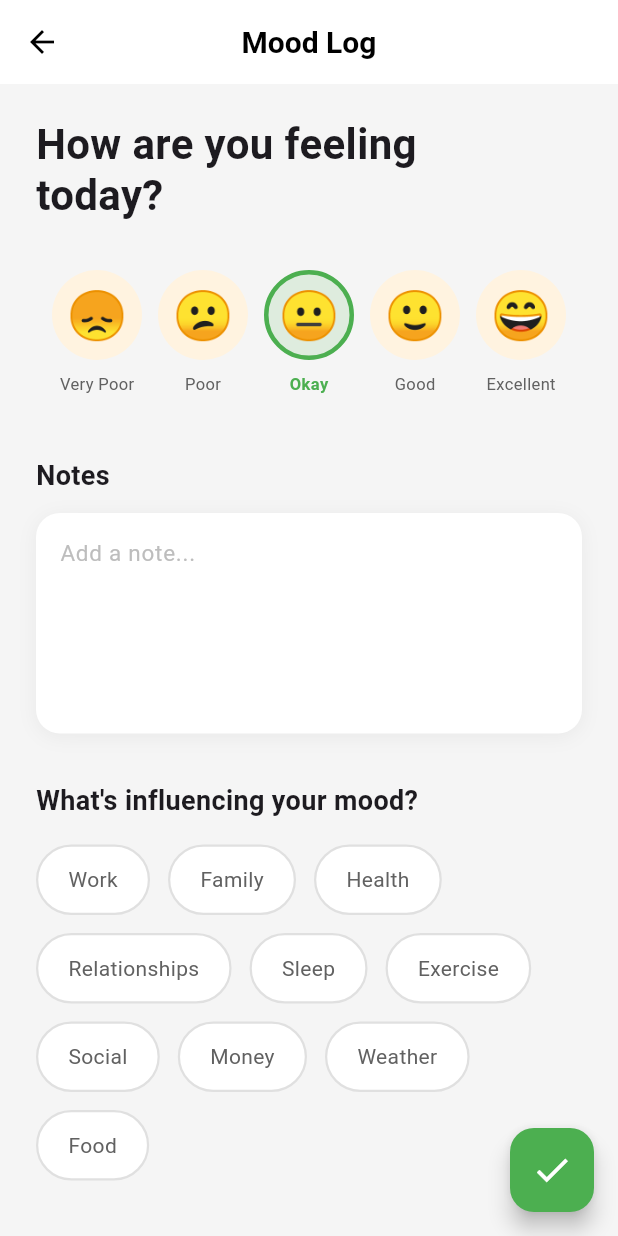
After one commit to vjintageboy/2025_LTTBDD_N04_Nhom_4, a Flutter app: the screen it shows once a user with an empty profile is signed in, item 2 of the bottom bar chosen, after a tap on the "add" icon, on a phone screen of 412 x 824 dp. The commit adds this screen. Run offline on Flutter 3.47's test engine with Material 3 defaults, Android fonts, the phone set to English and light mode, and no system bars; our stand-ins replace cloud_firestore, firebase_auth, firebase_core; accounts and stored records are empty; generated files the repository leaves out were written again; Roboto replaces fonts that are missing (SF Pro Display).

Commit message:
feat: Implement mood tracking features with mood log and history pages, and enhance mood entry creation

```diff
--- a/lib/views/home/home_page.dart
+++ b/lib/views/home/home_page.dart
@@ -1,6 +1,8 @@
 import 'package:flutter/material.dart';
 import 'package:firebase_auth/firebase_auth.dart';
 import '../auth/welcome_page.dart';
+import '../mood/mood_log_page.dart';
+import '../mood/mood_history_page.dart';
 import '../../services/firestore_service.dart';
 import '../../models/meditation.dart';
 import '../../models/streak.dart';
@@ -18,9 +20,25 @@ class _HomePageState extends State<HomePage> {
 
   @override
   Widget build(BuildContext context) {
+    Widget currentTab;
+
+    switch (_selectedIndex) {
+      case 0:
+        currentTab = const HomeTab();
+        break;
+      case 1:
+        currentTab = const MoodHistoryPage();
+        break;
+      case 3:
+        currentTab = _buildProfileTab();
+        break;
+      default:
+        currentTab = _buildOtherTab();
+    }
+
     return Scaffold(
       backgroundColor: const Color(0xFFF5F5F5),
-      body: _selectedIndex == 0 ? const HomeTab() : _buildOtherTab(),
+      body: currentTab,
       bottomNavigationBar: Container(
         decoration: BoxDecoration(
           color: Colors.white,
@@ -351,23 +369,26 @@ class _HomeTabState extends State<HomeTab> {
     }
     return SafeArea(
       child: SingleChildScrollView(
-        child: Padding(
-          padding: const EdgeInsets.all(20.0),
         child: Column(
           crossAxisAlignment: CrossAxisAlignment.start,
           children: [
-              // Greeting
-              Text(
+            // Greeting with padding
+            Padding(
+              padding: const EdgeInsets.fromLTRB(20, 20, 20, 0),
+              child: Text(
                 '${_getGreeting()}, ${_getUserName()}',
                 style: const TextStyle(
                   fontSize: 28,
                   fontWeight: FontWeight.w800,
                 ),
               ),
+            ),
             const SizedBox(height: 24),
 
-            // Today's Mood and Streak
-            Row(
+            // Today's Mood and Streak with padding
+            Padding(
+              padding: const EdgeInsets.symmetric(horizontal: 20),
+              child: Row(
                 children: [
                   Expanded(
                     child: _buildMoodCard(),
@@ -378,17 +399,22 @@ class _HomeTabState extends State<HomeTab> {
                   ),
                 ],
               ),
+            ),
             const SizedBox(height: 32),
 
-            // Featured Meditations
-            const Text(
+            // Featured Meditations title with padding
+            const Padding(
+              padding: EdgeInsets.symmetric(horizontal: 20),
+              child: Text(
                 'Featured Meditations',
                 style: TextStyle(
                   fontSize: 22,
                   fontWeight: FontWeight.w700,
                 ),
               ),
+            ),
             const SizedBox(height: 16),
+            // Meditation list - full width scroll with left padding only
             SizedBox(
               height: 240,
               child: _meditations.isEmpty
@@ -422,6 +448,7 @@ class _HomeTabState extends State<HomeTab> {
                     )
                   : ListView.builder(
                       scrollDirection: Axis.horizontal,
+                      padding: const EdgeInsets.only(left: 20, right: 20),
                       itemCount: _meditations.length,
                       itemBuilder: (context, index) {
                         final meditation = _meditations[index];
@@ -446,16 +473,21 @@ class _HomeTabState extends State<HomeTab> {
             ),
             const SizedBox(height: 32),
 
-            // Categories
-            const Text(
+            // Categories with padding
+            const Padding(
+              padding: EdgeInsets.symmetric(horizontal: 20),
+              child: Text(
                 'Categories',
                 style: TextStyle(
                   fontSize: 22,
                   fontWeight: FontWeight.w700,
                 ),
               ),
+            ),
             const SizedBox(height: 16),
-            Wrap(
+            Padding(
+              padding: const EdgeInsets.symmetric(horizontal: 20),
+              child: Wrap(
                 spacing: 12,
                 runSpacing: 12,
                 children: [
@@ -467,6 +499,7 @@ class _HomeTabState extends State<HomeTab> {
                   _buildCategoryChip('Calm', const Color(0xFFFCE4EC)),
                 ],
               ),
+            ),
             const SizedBox(height: 20),
           ],
         ),
@@ -475,7 +508,20 @@ class _HomeTabState extends State<HomeTab> {
   }
 
   Widget _buildMoodCard() {
-    return Container(
+    return GestureDetector(
+      onTap: () async {
+        // Navigate to Mood Log Page
+        final result = await Navigator.push(
+          context,
+          MaterialPageRoute(builder: (context) => const MoodLogPage()),
+        );
+
+        // Reload data if mood was logged
+        if (result == true && mounted) {
+          _loadData();
+        }
+      },
+      child: Container(
         padding: const EdgeInsets.all(20),
         decoration: BoxDecoration(
           color: Colors.white,
@@ -515,16 +561,20 @@ class _HomeTabState extends State<HomeTab> {
                   ),
                 ),
                 const SizedBox(width: 12),
-              const Text(
-                'Calm',
+                const Expanded(
+                  child: Text(
+                    'Track Mood',
                     style: TextStyle(
-                  fontSize: 20,
+                      fontSize: 18,
                       fontWeight: FontWeight.w700,
+                    ),
+                    overflow: TextOverflow.ellipsis,
                   ),
                 ),
               ],
             ),
           ],
+        ),
       ),
     );
   }
@@ -572,7 +622,8 @@ class _HomeTabState extends State<HomeTab> {
                 ),
               ),
               const SizedBox(width: 12),
-              Column(
+              Expanded(
+                child: Column(
                   crossAxisAlignment: CrossAxisAlignment.start,
                   children: [
                     Text(
@@ -592,6 +643,7 @@ class _HomeTabState extends State<HomeTab> {
                       ),
                     ),
                   ],
+                ),
               ),
             ],
           ),
--- /dev/null
+++ b/lib/views/mood/mood_history_page.dart
@@ -0,0 +1,292 @@
+import 'package:flutter/material.dart';
+import 'package:firebase_auth/firebase_auth.dart';
+import 'package:intl/intl.dart';
+import '../../models/mood_entry.dart';
+import '../../services/firestore_service.dart';
+import 'mood_log_page.dart';
+
+class MoodHistoryPage extends StatefulWidget {
+  const MoodHistoryPage({super.key});
+
+  @override
+  State<MoodHistoryPage> createState() => _MoodHistoryPageState();
+}
+
+class _MoodHistoryPageState extends State<MoodHistoryPage> {
+  final FirestoreService _firestoreService = FirestoreService();
+  List<MoodEntry> _moodEntries = [];
+  bool _isLoading = true;
+
+  @override
+  void initState() {
+    super.initState();
+    _loadMoodEntries();
+  }
+
+  Future<void> _loadMoodEntries() async {
+    final user = FirebaseAuth.instance.currentUser;
+    if (user == null) return;
+
+    setState(() => _isLoading = true);
+
+    try {
+      final entries = await _firestoreService.getMoodEntries(user.uid);
+      if (mounted) {
+        setState(() {
+          _moodEntries = entries;
+          _isLoading = false;
+        });
+      }
+    } catch (e) {
+      if (mounted) {
+        setState(() => _isLoading = false);
+        ScaffoldMessenger.of(context).showSnackBar(
+          SnackBar(content: Text('Error loading mood history: $e')),
+        );
+      }
+    }
+  }
+
+  String _getMoodEmoji(int level) {
+    switch (level) {
+      case 1:
+        return '😞';
+      case 2:
+        return '😕';
+      case 3:
+        return '😐';
+      case 4:
+        return '🙂';
+      case 5:
+        return '😄';
+      default:
+        return '😐';
+    }
+  }
+
+  String _getMoodLabel(int level) {
+    switch (level) {
+      case 1:
+        return 'Very Poor';
+      case 2:
+        return 'Poor';
+      case 3:
+        return 'Okay';
+      case 4:
+        return 'Good';
+      case 5:
+        return 'Excellent';
+      default:
+        return 'Okay';
+    }
+  }
+
+  Color _getMoodColor(int level) {
+    switch (level) {
+      case 1:
+        return Colors.red.shade400;
+      case 2:
+        return Colors.orange.shade400;
+      case 3:
+        return Colors.yellow.shade700;
+      case 4:
+        return Colors.lightGreen.shade600;
+      case 5:
+        return Colors.green.shade600;
+      default:
+        return Colors.grey;
+    }
+  }
+
+  @override
+  Widget build(BuildContext context) {
+    return Scaffold(
+      backgroundColor: Colors.grey.shade100,
+      appBar: AppBar(
+        backgroundColor: Colors.white,
+        elevation: 0,
+        automaticallyImplyLeading: false, // Hide back button
+        title: const Text(
+          'Mood History',
+          style: TextStyle(
+            color: Colors.black,
+            fontSize: 20,
+            fontWeight: FontWeight.w600,
+          ),
+        ),
+        centerTitle: true,
+      ),
+      body: _isLoading
+          ? const Center(child: CircularProgressIndicator(color: Color(0xFF4CAF50)))
+          : _moodEntries.isEmpty
+              ? Center(
+                  child: Column(
+                    mainAxisAlignment: MainAxisAlignment.center,
+                    children: [
+                      Icon(
+                        Icons.mood,
+                        size: 64,
+                        color: Colors.grey.shade400,
+                      ),
+                      const SizedBox(height: 16),
+                      Text(
+                        'No mood entries yet',
+                        style: TextStyle(
+                          fontSize: 18,
+                          color: Colors.grey.shade600,
+                          fontWeight: FontWeight.w500,
+                        ),
+                      ),
+                      const SizedBox(height: 8),
+                      Text(
+                        'Start tracking your mood today!',
+                        style: TextStyle(
+                          fontSize: 14,
+                          color: Colors.grey.shade500,
+                        ),
+                      ),
+                    ],
+                  ),
+                )
+              : RefreshIndicator(
+                  onRefresh: _loadMoodEntries,
+                  color: const Color(0xFF4CAF50),
+                  child: ListView.builder(
+                    padding: const EdgeInsets.all(16),
+                    itemCount: _moodEntries.length,
+                    itemBuilder: (context, index) {
+                      final entry = _moodEntries[index];
+                      return _buildMoodEntryCard(entry);
+                    },
+                  ),
+                ),
+      floatingActionButton: FloatingActionButton(
+        onPressed: () async {
+          final result = await Navigator.push(
+            context,
+            MaterialPageRoute(builder: (context) => const MoodLogPage()),
+          );
+
+          if (result == true) {
+            _loadMoodEntries(); // Reload on new entry
+          }
+        },
+        backgroundColor: const Color(0xFF4CAF50),
+        child: const Icon(Icons.add, color: Colors.white),
+      ),
+    );
+  }
+
+  Widget _buildMoodEntryCard(MoodEntry entry) {
+    final dateFormat = DateFormat('MMM dd, yyyy');
+    final timeFormat = DateFormat('h:mm a');
+
+    return Container(
+      margin: const EdgeInsets.only(bottom: 12),
+      decoration: BoxDecoration(
+        color: Colors.white,
+        borderRadius: BorderRadius.circular(16),
+        boxShadow: [
+          BoxShadow(
+            color: Colors.black.withOpacity(0.05),
+            blurRadius: 8,
+            offset: const Offset(0, 2),
+          ),
+        ],
+      ),
+      child: Padding(
+        padding: const EdgeInsets.all(16),
+        child: Column(
+          crossAxisAlignment: CrossAxisAlignment.start,
+          children: [
+            // Date and mood level
+            Row(
+              children: [
+                Text(
+                  _getMoodEmoji(entry.moodLevel),
+                  style: const TextStyle(fontSize: 32),
+                ),
+                const SizedBox(width: 12),
+                Expanded(
+                  child: Column(
+                    crossAxisAlignment: CrossAxisAlignment.start,
+                    children: [
+                      Text(
+                        _getMoodLabel(entry.moodLevel),
+                        style: TextStyle(
+                          fontSize: 18,
+                          fontWeight: FontWeight.w700,
+                          color: _getMoodColor(entry.moodLevel),
+                        ),
+                      ),
+                      const SizedBox(height: 4),
+                      Text(
+                        '${dateFormat.format(entry.timestamp)} • ${timeFormat.format(entry.timestamp)}',
+                        style: TextStyle(
+                          fontSize: 12,
+                          color: Colors.grey.shade600,
+                        ),
+                      ),
+                    ],
+                  ),
+                ),
+              ],
+            ),
+
+            // Note
+            if (entry.note != null && entry.note!.isNotEmpty) ...[
+              const SizedBox(height: 12),
+              Container(
+                padding: const EdgeInsets.all(12),
+                decoration: BoxDecoration(
+                  color: Colors.grey.shade50,
+                  borderRadius: BorderRadius.circular(8),
+                ),
+                child: Text(
+                  entry.note!,
+                  style: TextStyle(
+                    fontSize: 14,
+                    color: Colors.grey.shade800,
+                    height: 1.4,
+                  ),
+                ),
+              ),
+            ],
+
+            // Emotion factors
+            if (entry.emotionFactors.isNotEmpty) ...[
+              const SizedBox(height: 12),
+              Wrap(
+                spacing: 8,
+                runSpacing: 8,
+                children: entry.emotionFactors.map((factor) {
+                  return Container(
+                    padding: const EdgeInsets.symmetric(
+                      horizontal: 12,
+                      vertical: 6,
+                    ),
+                    decoration: BoxDecoration(
+                      color: const Color(0xFF81C784).withOpacity(0.2),
+                      borderRadius: BorderRadius.circular(12),
+                      border: Border.all(
+                        color: const Color(0xFF4CAF50).withOpacity(0.3),
+                      ),
+                    ),
+                    child: Text(
+                      factor,
+                      style: const TextStyle(
+                        fontSize: 12,
+                        color: Color(0xFF2E7D32),
+                        fontWeight: FontWeight.w500,
+                      ),
+                    ),
+                  );
+                }).toList(),
+              ),
+            ],
+          ],
+        ),
+      ),
+    );
+  }
+}
--- /dev/null
+++ b/lib/views/mood/mood_log_page.dart
@@ -0,0 +1,301 @@
+import 'package:flutter/material.dart';
+import 'package:firebase_auth/firebase_auth.dart';
+import '../../models/mood_entry.dart';
+import '../../services/firestore_service.dart';
+
+class MoodLogPage extends StatefulWidget {
+  const MoodLogPage({super.key});
+
+  @override
+  State<MoodLogPage> createState() => _MoodLogPageState();
+}
+
+class _MoodLogPageState extends State<MoodLogPage> {
+  final FirestoreService _firestoreService = FirestoreService();
+  final TextEditingController _noteController = TextEditingController();
+
+  int _selectedMoodLevel = 3; // Default: Okay
+  final Set<String> _selectedFactors = {};
+  bool _isSaving = false;
+
+  // Mood levels with emojis
+  final List<Map<String, dynamic>> _moodLevels = [
+    {'level': 1, 'emoji': '😞', 'label': 'Very Poor'},
+    {'level': 2, 'emoji': '😕', 'label': 'Poor'},
+    {'level': 3, 'emoji': '😐', 'label': 'Okay'},
+    {'level': 4, 'emoji': '🙂', 'label': 'Good'},
+    {'level': 5, 'emoji': '😄', 'label': 'Excellent'},
+  ];
+
+  // Emotion factors
+  final List<String> _emotionFactors = [
+    'Work',
+    'Family',
+    'Health',
+    'Relationships',
+    'Sleep',
+    'Exercise',
+    'Social',
+    'Money',
+    'Weather',
+    'Food',
+  ];
+
+  @override
+  void dispose() {
+    _noteController.dispose();
+    super.dispose();
+  }
+
+  Future<void> _saveMoodEntry() async {
+    final user = FirebaseAuth.instance.currentUser;
+    if (user == null) return;
+
+    setState(() => _isSaving = true);
+
+    try {
+      final moodEntry = MoodEntry(
+        entryId: '', // Firestore will generate
+        userId: user.uid,
+        moodLevel: _selectedMoodLevel,
+        note: _noteController.text.trim(),
+        emotionFactors: _selectedFactors.toList(),
+        tags: [], // Can add tags later
+        timestamp: DateTime.now(),
+      );
+
+      await _firestoreService.createMoodEntry(moodEntry);
+
+      if (mounted) {
+        // Show success message
+        ScaffoldMessenger.of(context).showSnackBar(
+          const SnackBar(
+            content: Text('Mood logged successfully! 🎉'),
+            backgroundColor: Color(0xFF4CAF50),
+            duration: Duration(seconds: 2),
+          ),
+        );
+
+        // Navigate back after short delay
+        await Future.delayed(const Duration(milliseconds: 500));
+        if (mounted) Navigator.pop(context, true); // Return true to indicate success
+      }
+    } catch (e) {
+      if (mounted) {
+        ScaffoldMessenger.of(context).showSnackBar(
+          SnackBar(
+            content: Text('Error saving mood: $e'),
+            backgroundColor: Colors.red,
+          ),
+        );
+      }
+    } finally {
+      if (mounted) {
+        setState(() => _isSaving = false);
+      }
+    }
+  }
+
+  @override
+  Widget build(BuildContext context) {
+    return Scaffold(
+      backgroundColor: Colors.grey.shade100,
+      appBar: AppBar(
+        backgroundColor: Colors.white,
+        elevation: 0,
+        leading: IconButton(
+          icon: const Icon(Icons.arrow_back, color: Colors.black),
+          onPressed: () => Navigator.pop(context),
+        ),
+        title: const Text(
+          'Mood Log',
+          style: TextStyle(
+            color: Colors.black,
+            fontSize: 20,
+            fontWeight: FontWeight.w600,
+          ),
+        ),
+        centerTitle: true,
+      ),
+      body: SingleChildScrollView(
+        child: Padding(
+          padding: const EdgeInsets.all(24.0),
+          child: Column(
+            crossAxisAlignment: CrossAxisAlignment.start,
+            children: [
+              // Question
+              const Text(
+                'How are you feeling\ntoday?',
+                style: TextStyle(
+                  fontSize: 28,
+                  fontWeight: FontWeight.w700,
+                  height: 1.2,
+                ),
+              ),
+              const SizedBox(height: 32),
+
+              // Mood selector
+              Row(
+                mainAxisAlignment: MainAxisAlignment.spaceEvenly,
+                children: _moodLevels.map((mood) {
+                  final isSelected = _selectedMoodLevel == mood['level'];
+                  return GestureDetector(
+                    onTap: () => setState(() => _selectedMoodLevel = mood['level']),
+                    child: Column(
+                      children: [
+                        Container(
+                          width: 60,
+                          height: 60,
+                          decoration: BoxDecoration(
+                            color: isSelected
+                                ? const Color(0xFF81C784).withOpacity(0.2)
+                                : Colors.orange.shade50,
+                            shape: BoxShape.circle,
+                            border: Border.all(
+                              color: isSelected
+                                  ? const Color(0xFF4CAF50)
+                                  : Colors.transparent,
+                              width: 3,
+                            ),
+                          ),
+                          child: Center(
+                            child: Text(
+                              mood['emoji'],
+                              style: const TextStyle(fontSize: 32),
+                            ),
+                          ),
+                        ),
+                        const SizedBox(height: 8),
+                        Text(
+                          mood['label'],
+                          textAlign: TextAlign.center,
+                          style: TextStyle(
+                            fontSize: 11,
+                            color: isSelected
+                                ? const Color(0xFF4CAF50)
+                                : Colors.grey.shade700,
+                            fontWeight: isSelected ? FontWeight.w600 : FontWeight.w400,
+                          ),
+                        ),
+                      ],
+                    ),
+                  );
+                }).toList(),
+              ),
+              const SizedBox(height: 40),
+
+              // Notes section
+              const Text(
+                'Notes',
+                style: TextStyle(
+                  fontSize: 18,
+                  fontWeight: FontWeight.w600,
+                ),
+              ),
+              const SizedBox(height: 12),
+              Container(
+                decoration: BoxDecoration(
+                  color: Colors.white,
+                  borderRadius: BorderRadius.circular(16),
+                  boxShadow: [
+                    BoxShadow(
+                      color: Colors.black.withOpacity(0.05),
+                      blurRadius: 10,
+                      offset: const Offset(0, 2),
+                    ),
+                  ],
+                ),
+                child: TextField(
+                  controller: _noteController,
+                  maxLines: 5,
+                  decoration: InputDecoration(
+                    hintText: 'Add a note...',
+                    hintStyle: TextStyle(
+                      color: Colors.grey.shade400,
+                      fontSize: 15,
+                    ),
+                    border: InputBorder.none,
+                    contentPadding: const EdgeInsets.all(16),
+                  ),
+                  style: const TextStyle(fontSize: 15),
+                ),
+              ),
+              const SizedBox(height: 32),
+
+              // What's influencing your mood
+              const Text(
+                'What\'s influencing your mood?',
+                style: TextStyle(
+                  fontSize: 18,
+                  fontWeight: FontWeight.w600,
+                ),
+              ),
+              const SizedBox(height: 16),
+              Wrap(
+                spacing: 12,
+                runSpacing: 12,
+                children: _emotionFactors.map((factor) {
+                  final isSelected = _selectedFactors.contains(factor);
+                  return GestureDetector(
+                    onTap: () {
+                      setState(() {
+                        if (isSelected) {
+                          _selectedFactors.remove(factor);
+                        } else {
+                          _selectedFactors.add(factor);
+                        }
+                      });
+                    },
+                    child: Container(
+                      padding: const EdgeInsets.symmetric(
+                        horizontal: 20,
+                        vertical: 12,
+                      ),
+                      decoration: BoxDecoration(
+                        color: isSelected
+                            ? const Color(0xFF81C784).withOpacity(0.3)
+                            : Colors.white,
+                        borderRadius: BorderRadius.circular(25),
+                        border: Border.all(
+                          color: isSelected
+                              ? const Color(0xFF4CAF50)
+                              : Colors.grey.shade300,
+                          width: 1.5,
+                        ),
+                      ),
+                      child: Text(
+                        factor,
+                        style: TextStyle(
+                          fontSize: 14,
+                          fontWeight: isSelected ? FontWeight.w600 : FontWeight.w400,
+                          color: isSelected
+                              ? const Color(0xFF2E7D32)
+                              : Colors.grey.shade700,
+                        ),
+                      ),
+                    ),
+                  );
+                }).toList(),
+              ),
+              const SizedBox(height: 80), // Space for FAB
+            ],
+          ),
+        ),
+      ),
+      floatingActionButton: FloatingActionButton(
+        onPressed: _isSaving ? null : _saveMoodEntry,
+        backgroundColor: const Color(0xFF4CAF50),
+        child: _isSaving
+            ? const SizedBox(
+                width: 24,
+                height: 24,
+                child: CircularProgressIndicator(
+                  color: Colors.white,
+                  strokeWidth: 2,
+                ),
+              )
+            : const Icon(Icons.check, color: Colors.white, size: 28),
+      ),
+    );
+  }
+}
--- a/pubspec.yaml
+++ b/pubspec.yaml
@@ -39,6 +39,7 @@ dependencies:
   cloud_firestore: ^6.0.3
   go_router: ^16.3.0
   google_fonts: ^6.2.1
+  intl: ^0.19.0
 
 dev_dependencies:
   flutter_test:
```
Also changed, not shown: lib/services/firestore_service.dart (+18 -2 lines), pubspec.lock. Lines whose indentation alone changed are shown as unchanged.
